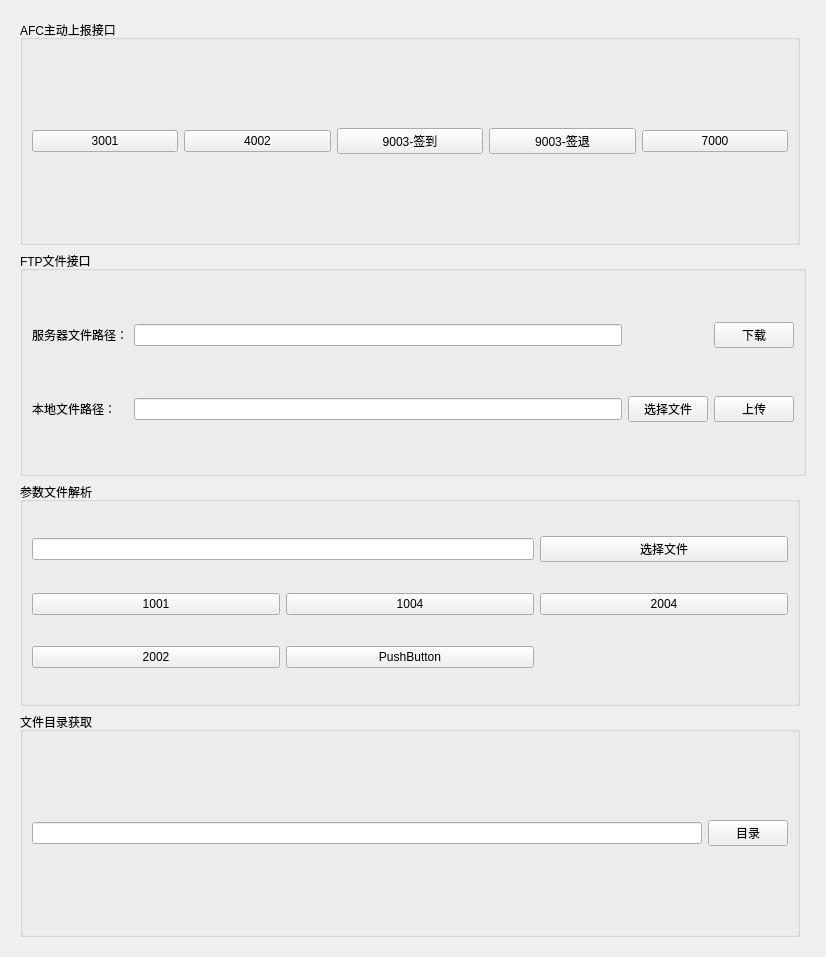
Old version of the form data/TestWidget.ui in the repository EllieYY/ism.
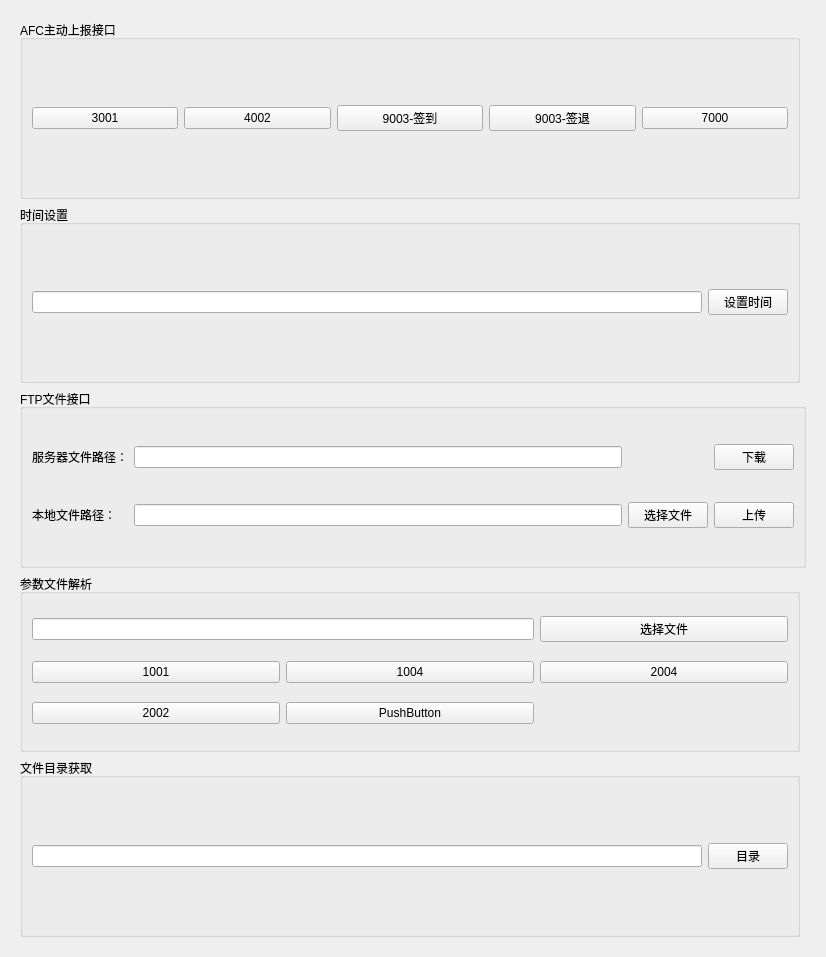
New version of the form.

```diff
--- a/data/TestWidget.ui
+++ b/data/TestWidget.ui
@@ -17,105 +17,7 @@
    <item>
     <widget class="QWidget" name="widget" native="true">
      <layout class="QGridLayout" name="gridLayout">
-      <item row="2" column="0">
-       <widget class="QGroupBox" name="groupBox_4">
-        <property name="title">
-         <string>参数文件解析</string>
-        </property>
-        <layout class="QGridLayout" name="gridLayout_4">
-         <item row="0" column="0" colspan="2">
-          <widget class="QLineEdit" name="lineEdit_param"/>
-         </item>
-         <item row="0" column="2">
-          <widget class="QPushButton" name="pushButton_pfile">
-           <property name="text">
-            <string>选择文件</string>
-           </property>
-          </widget>
-         </item>
-         <item row="1" column="0">
-          <widget class="QPushButton" name="p1001btn">
-           <property name="text">
-            <string>1001</string>
-           </property>
-          </widget>
-         </item>
-         <item row="1" column="1">
-          <widget class="QPushButton" name="p1004btn">
-           <property name="text">
-            <string>1004</string>
-           </property>
-          </widget>
-         </item>
-         <item row="1" column="2">
-          <widget class="QPushButton" name="p2004btn">
-           <property name="text">
-            <string>2004</string>
-           </property>
-          </widget>
-         </item>
-         <item row="2" column="0">
-          <widget class="QPushButton" name="p2002btn">
-           <property name="text">
-            <string>2002</string>
-           </property>
-          </widget>
-         </item>
-         <item row="2" column="1">
-          <widget class="QPushButton" name="pushButton_6">
-           <property name="text">
-            <string>PushButton</string>
-           </property>
-          </widget>
-         </item>
-        </layout>
-       </widget>
-      </item>
-      <item row="0" column="0">
-       <widget class="QGroupBox" name="groupBox">
-        <property name="title">
-         <string>AFC主动上报接口</string>
-        </property>
-        <layout class="QHBoxLayout" name="horizontalLayout">
-         <item>
-          <widget class="QPushButton" name="Btn3001">
-           <property name="text">
-            <string>3001</string>
-           </property>
-          </widget>
-         </item>
-         <item>
-          <widget class="QPushButton" name="Btn4002">
-           <property name="text">
-            <string>4002</string>
-           </property>
-          </widget>
-         </item>
-         <item>
-          <widget class="QPushButton" name="Btn9003_login">
-           <property name="text">
-            <string>9003-签到</string>
-           </property>
-          </widget>
-         </item>
-         <item>
-          <widget class="QPushButton" name="Btn9003_logout">
-           <property name="text">
-            <string>9003-签退</string>
-           </property>
-          </widget>
-         </item>
-         <item>
-          <widget class="QPushButton" name="Btn7000">
-           <property name="text">
-            <string>7000</string>
-           </property>
-          </widget>
-         </item>
-        </layout>
-       </widget>
-      </item>
-      <item row="1" column="0" colspan="2">
+      <item row="2" column="0" colspan="2">
        <widget class="QGroupBox" name="groupBox_3">
         <property name="title">
          <string>FTP文件接口</string>
@@ -165,7 +67,51 @@
         </layout>
        </widget>
       </item>
-      <item row="3" column="0">
+      <item row="0" column="0">
+       <widget class="QGroupBox" name="groupBox">
+        <property name="title">
+         <string>AFC主动上报接口</string>
+        </property>
+        <layout class="QHBoxLayout" name="horizontalLayout">
+         <item>
+          <widget class="QPushButton" name="Btn3001">
+           <property name="text">
+            <string>3001</string>
+           </property>
+          </widget>
+         </item>
+         <item>
+          <widget class="QPushButton" name="Btn4002">
+           <property name="text">
+            <string>4002</string>
+           </property>
+          </widget>
+         </item>
+         <item>
+          <widget class="QPushButton" name="Btn9003_login">
+           <property name="text">
+            <string>9003-签到</string>
+           </property>
+          </widget>
+         </item>
+         <item>
+          <widget class="QPushButton" name="Btn9003_logout">
+           <property name="text">
+            <string>9003-签退</string>
+           </property>
+          </widget>
+         </item>
+         <item>
+          <widget class="QPushButton" name="Btn7000">
+           <property name="text">
+            <string>7000</string>
+           </property>
+          </widget>
+         </item>
+        </layout>
+       </widget>
+      </item>
+      <item row="5" column="0">
        <widget class="QGroupBox" name="groupBox_5">
         <property name="title">
          <string>文件目录获取</string>
@@ -184,6 +130,79 @@
         </layout>
        </widget>
       </item>
+      <item row="4" column="0">
+       <widget class="QGroupBox" name="groupBox_4">
+        <property name="title">
+         <string>参数文件解析</string>
+        </property>
+        <layout class="QGridLayout" name="gridLayout_4">
+         <item row="0" column="0" colspan="2">
+          <widget class="QLineEdit" name="lineEdit_param"/>
+         </item>
+         <item row="0" column="2">
+          <widget class="QPushButton" name="pushButton_pfile">
+           <property name="text">
+            <string>选择文件</string>
+           </property>
+          </widget>
+         </item>
+         <item row="1" column="0">
+          <widget class="QPushButton" name="p1001btn">
+           <property name="text">
+            <string>1001</string>
+           </property>
+          </widget>
+         </item>
+         <item row="1" column="1">
+          <widget class="QPushButton" name="p1004btn">
+           <property name="text">
+            <string>1004</string>
+           </property>
+          </widget>
+         </item>
+         <item row="1" column="2">
+          <widget class="QPushButton" name="p2004btn">
+           <property name="text">
+            <string>2004</string>
+           </property>
+          </widget>
+         </item>
+         <item row="2" column="0">
+          <widget class="QPushButton" name="p2002btn">
+           <property name="text">
+            <string>2002</string>
+           </property>
+          </widget>
+         </item>
+         <item row="2" column="1">
+          <widget class="QPushButton" name="pushButton_6">
+           <property name="text">
+            <string>PushButton</string>
+           </property>
+          </widget>
+         </item>
+        </layout>
+       </widget>
+      </item>
+      <item row="1" column="0">
+       <widget class="QGroupBox" name="groupBox_2">
+        <property name="title">
+         <string>时间设置</string>
+        </property>
+        <layout class="QHBoxLayout" name="horizontalLayout_2">
+         <item>
+          <widget class="QLineEdit" name="lineEditTime"/>
+         </item>
+         <item>
+          <widget class="QPushButton" name="timeBtn">
+           <property name="text">
+            <string>设置时间</string>
+           </property>
+          </widget>
+         </item>
+        </layout>
+       </widget>
+      </item>
      </layout>
     </widget>
    </item>
```
